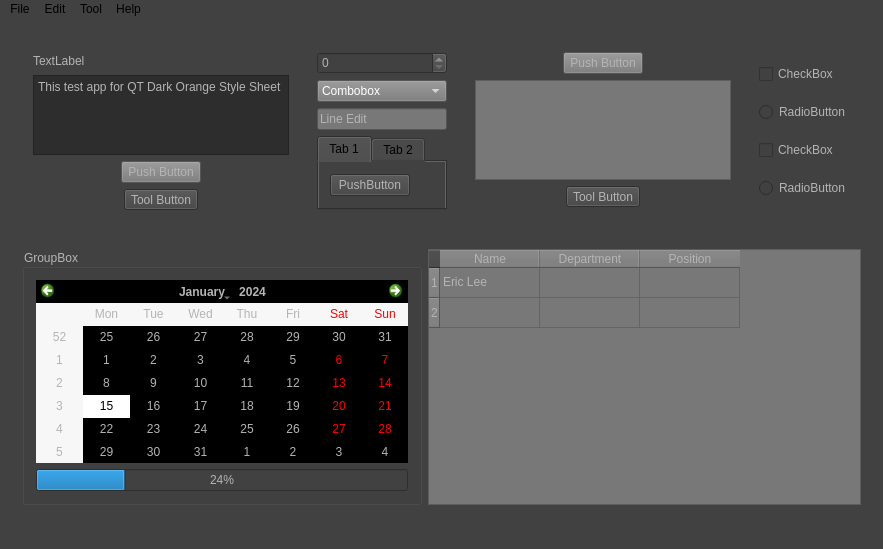
Old version of the form mainwindow.ui in the repository nhannlt2008/Dark-magican.
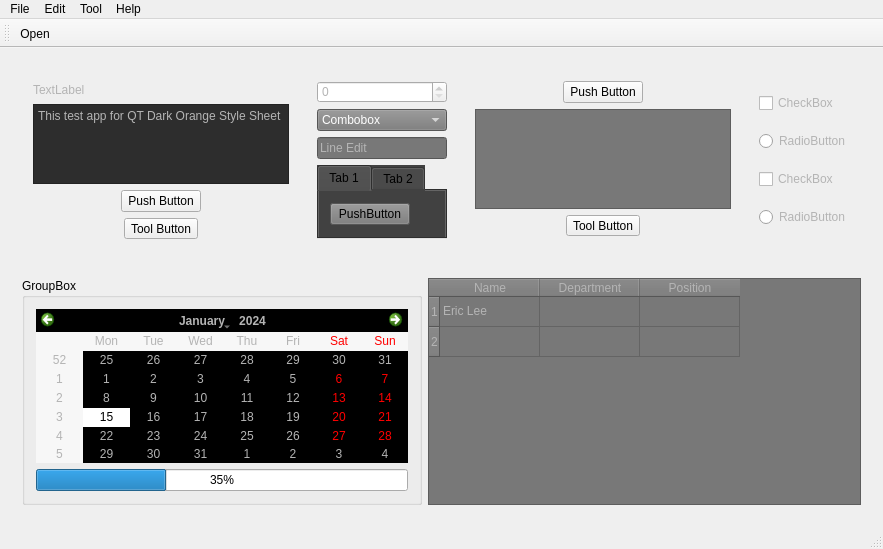
New version of the form.

Diff of the .ui file:
```diff
--- a/mainwindow.ui
+++ b/mainwindow.ui
@@ -14,7 +14,7 @@
    <string>QT Dark Orange Sheet</string>
   </property>
   <property name="styleSheet">
-   <string notr="true">background-color: rgb(65, 65, 65);</string>
+   <string notr="true"/>
   </property>
   <widget class="QWidget" name="centralWidget">
    <layout class="QVBoxLayout" name="verticalLayout">
@@ -60,8 +60,7 @@
           <item alignment="Qt::AlignHCenter">
            <widget class="QPushButton" name="pushButton">
             <property name="styleSheet">
-             <string notr="true">color: rgb(180, 180, 180);
-background-color: rgb(120, 120, 120);</string>
+             <string notr="true"/>
             </property>
             <property name="text">
              <string>Push Button</string>
@@ -71,7 +70,7 @@
           <item alignment="Qt::AlignHCenter">
            <widget class="QToolButton" name="toolButton">
             <property name="styleSheet">
-             <string notr="true">color: rgb(180, 180, 180);</string>
+             <string notr="true"/>
             </property>
             <property name="text">
              <string>Tool Button</string>
@@ -124,6 +123,9 @@
               <verstretch>0</verstretch>
              </sizepolicy>
             </property>
+            <property name="styleSheet">
+             <string notr="true">background-color: rgb(65, 65, 65);</string>
+            </property>
             <property name="currentIndex">
              <number>0</number>
             </property>
@@ -135,7 +137,7 @@
               <item alignment="Qt::AlignLeft">
                <widget class="QPushButton" name="pushButton_2">
                 <property name="styleSheet">
-                 <string notr="true">color: rgb(180, 180, 180);</string>
+                 <string notr="true">background-color: rgb(120, 120, 120);</string>
                 </property>
                 <property name="text">
                  <string>PushButton</string>
@@ -160,8 +162,7 @@
           <item alignment="Qt::AlignHCenter">
            <widget class="QPushButton" name="pushButton_3">
             <property name="styleSheet">
-             <string notr="true">color: rgb(180, 180, 180);
-background-color: rgb(120, 120, 120);</string>
+             <string notr="true"/>
             </property>
             <property name="text">
              <string>Push Button</string>
@@ -191,7 +192,7 @@
           <item alignment="Qt::AlignHCenter">
            <widget class="QToolButton" name="toolButton_2">
             <property name="styleSheet">
-             <string notr="true">color: rgb(180, 180, 180);</string>
+             <string notr="true"/>
             </property>
             <property name="text">
              <string>Tool Button</string>
@@ -272,7 +273,7 @@
           </size>
          </property>
          <property name="styleSheet">
-          <string notr="true">color: rgb(180, 180, 180);</string>
+          <string notr="true"/>
          </property>
          <property name="title">
           <string>GroupBox</string>
@@ -303,10 +304,20 @@
              </size>
             </property>
             <property name="styleSheet">
-             <string notr="true">color: rgb(180, 180, 180);</string>
+             <string notr="true">color: rgb(180, 180, 180);
+color: rgb(0, 0, 0);</string>
             </property>
             <property name="value">
-             <number>24</number>
+             <number>35</number>
+            </property>
+            <property name="alignment">
+             <set>Qt::AlignCenter</set>
+            </property>
+            <property name="textVisible">
+             <bool>true</bool>
+            </property>
+            <property name="invertedAppearance">
+             <bool>false</bool>
             </property>
            </widget>
           </item>
@@ -317,9 +328,11 @@
         <widget class="QTableWidget" name="tableWidget">
          <property name="styleSheet">
           <string notr="true">color: rgb(180, 180, 180);
-border-top-color: rgb(0, 0, 0);
 background-color: rgb(120, 120, 120);</string>
          </property>
+         <property name="gridStyle">
+          <enum>Qt::SolidLine</enum>
+         </property>
          <row>
           <property name="text">
            <string>1</string>
@@ -395,6 +408,23 @@
    <addaction name="menuHelp"/>
   </widget>
   <widget class="QStatusBar" name="statusBar"/>
+  <widget class="QToolBar" name="toolBar">
+   <property name="windowTitle">
+    <string>toolBar</string>
+   </property>
+   <attribute name="toolBarArea">
+    <enum>TopToolBarArea</enum>
+   </attribute>
+   <attribute name="toolBarBreak">
+    <bool>false</bool>
+   </attribute>
+   <addaction name="actionOpen"/>
+  </widget>
+  <action name="actionOpen">
+   <property name="text">
+    <string>Open</string>
+   </property>
+  </action>
  </widget>
  <layoutdefault spacing="6" margin="11"/>
  <resources/>
```
Left out of the diff: 1 changed line with no effect on the pictures.
